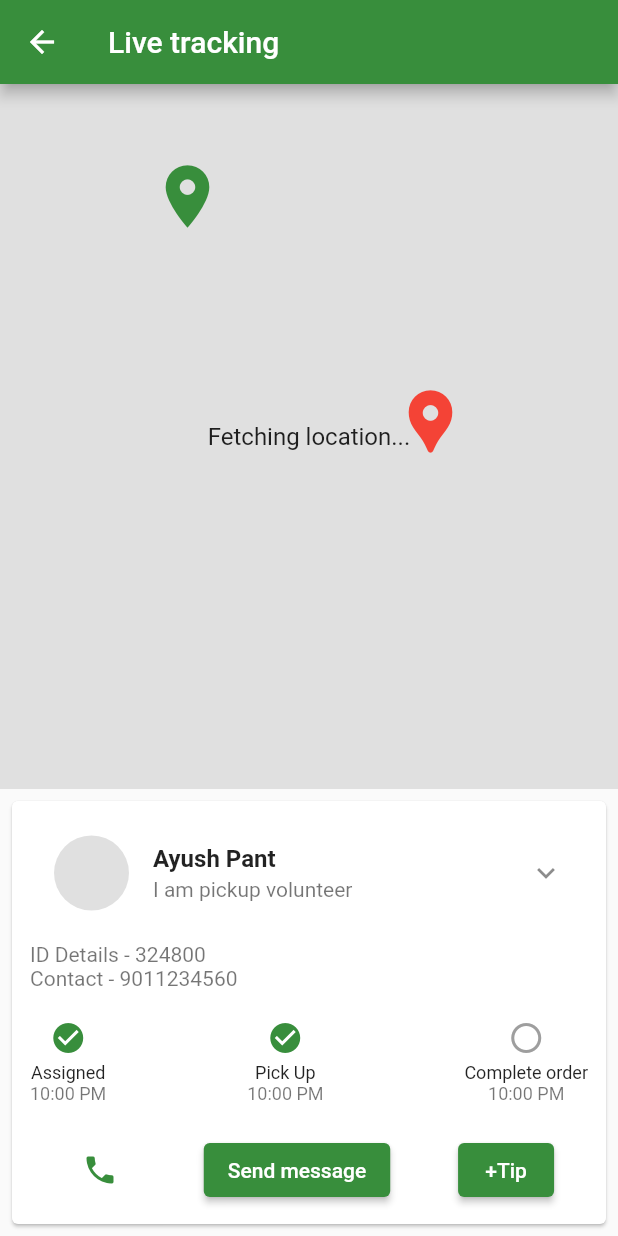
After one commit to KhairyHelmy/KnownBite, a Flutter app: the RiderTrackingScreen screen opened directly, on a phone screen of 412 x 824 dp. The commit adds this screen. Run offline on Flutter 3.47's test engine with Material 3 defaults, Android fonts, the phone set to English and light mode, and no system bars; our stand-ins replace image_picker, location.

Commit message:
A-adding receiver request dialog box, rider tracking, and dependencies

```diff
--- /dev/null
+++ b/lib/screens/donor/rider.dart
@@ -0,0 +1,182 @@
+import 'package:flutter/material.dart';
+import 'package:location/location.dart';
+
+class RiderTrackingScreen extends StatefulWidget {
+  const RiderTrackingScreen({super.key});
+
+  @override
+  _RiderTrackingScreenState createState() => _RiderTrackingScreenState();
+}
+
+class _RiderTrackingScreenState extends State<RiderTrackingScreen> {
+  LocationData? _currentLocation;
+  late Location location;
+
+  @override
+  void initState() {
+    super.initState();
+    location = Location();
+    _getLocation();
+  }
+
+  Future<void> _getLocation() async {
+    bool serviceEnabled;
+    PermissionStatus permissionGranted;
+
+    // Check if GPS is enabled
+    serviceEnabled = await location.serviceEnabled();
+    if (!serviceEnabled) {
+      serviceEnabled = await location.requestService();
+      if (!serviceEnabled) return;
+    }
+
+    // Check for location permission
+    permissionGranted = await location.hasPermission();
+    if (permissionGranted == PermissionStatus.denied) {
+      permissionGranted = await location.requestPermission();
+      if (permissionGranted != PermissionStatus.granted) return;
+    }
+
+    // Get the current location
+    _currentLocation = await location.getLocation();
+
+    // Update location on change
+    location.onLocationChanged.listen((LocationData currentLocation) {
+      setState(() {
+        _currentLocation = currentLocation;
+      });
+    });
+  }
+
+  @override
+  Widget build(BuildContext context) {
+    return Scaffold(
+      appBar: AppBar(
+        backgroundColor: Colors.green[700],
+        title: Text('Live tracking'),
+        leading: IconButton(
+          icon: Icon(Icons.arrow_back),
+          onPressed: () {
+            Navigator.pop(context);
+          },
+        ),
+      ),
+      body: Column(
+        children: [
+          Expanded(
+            child: Stack(
+              children: [
+                // Placeholder for the map
+                Container(
+                  color: Colors.grey[300],
+                  child: Center(
+                    child: Text(
+                      _currentLocation != null
+                          ? 'Location: Lat ${_currentLocation!.latitude}, Lng ${_currentLocation!.longitude}'
+                          : 'Fetching location...',
+                      style: TextStyle(fontSize: 16),
+                    ),
+                  ),
+                ),
+                // Simulated route and destination pins (replace with actual map)
+                Positioned(
+                  top: 50,
+                  left: 100,
+                  child: Icon(Icons.location_on, color: Colors.green[700], size: 50),
+                ),
+                Positioned(
+                  top: 200,
+                  right: 100,
+                  child: Icon(Icons.location_pin, color: Colors.red, size: 50),
+                ),
+              ],
+            ),
+          ),
+          Card(
+            margin: EdgeInsets.all(8),
+            child: Padding(
+              padding: const EdgeInsets.all(12.0),
+              child: Column(
+                crossAxisAlignment: CrossAxisAlignment.start,
+                children: [
+                  ListTile(
+                    leading: CircleAvatar(
+                      backgroundColor: Colors.grey[300],
+                      radius: 25,
+                    ),
+                    title: Text('Ayush Pant', style: TextStyle(fontWeight: FontWeight.bold)),
+                    subtitle: Text('I am pickup volunteer'),
+                    trailing: Icon(Icons.keyboard_arrow_down),
+                  ),
+                  SizedBox(height: 10),
+                  Text("ID Details - 324800", style: TextStyle(color: Colors.black54)),
+                  Text("Contact - 9011234560", style: TextStyle(color: Colors.black54)),
+                  SizedBox(height: 20),
+                  Row(
+                    mainAxisAlignment: MainAxisAlignment.spaceBetween,
+                    children: [
+                      Column(
+                        children: [
+                          Icon(Icons.check_circle, color: Colors.green[700]),
+                          SizedBox(height: 4),
+                          Text("Assigned", style: TextStyle(fontSize: 12)),
+                          Text("10:00 PM", style: TextStyle(fontSize: 12, color: Colors.black54)),
+                        ],
+                      ),
+                      Column(
+                        children: [
+                          Icon(Icons.check_circle, color: Colors.green[700]),
+                          SizedBox(height: 4),
+                          Text("Pick Up", style: TextStyle(fontSize: 12)),
+                          Text("10:00 PM", style: TextStyle(fontSize: 12, color: Colors.black54)),
+                        ],
+                      ),
+                      Column(
+                        children: [
+                          Icon(Icons.radio_button_unchecked, color: Colors.grey),
+                          SizedBox(height: 4),
+                          Text("Complete order", style: TextStyle(fontSize: 12)),
+                          Text("10:00 PM", style: TextStyle(fontSize: 12, color: Colors.black54)),
+                        ],
+                      ),
+                    ],
+                  ),
+                  SizedBox(height: 20),
+                  Row(
+                    mainAxisAlignment: MainAxisAlignment.spaceAround,
+                    children: [
+                      IconButton(
+                        icon: Icon(Icons.phone, color: Colors.green[700]),
+                        onPressed: () {
+                          // Add call functionality
+                        },
+                      ),
+                      ElevatedButton(
+                        onPressed: () {
+                          // Add message functionality
+                        },
+                        style: ElevatedButton.styleFrom(
+                          backgroundColor: Colors.green[700],
+                        ),
+                        child: Text("Send message"),
+                      ),
+                      ElevatedButton(
+                        onPressed: () {
+                          // Add tip functionality
+                        },
+                        style: ElevatedButton.styleFrom(
+                          backgroundColor: Colors.green[700],
+                        ),
+                        child: Text("+Tip"),
+                      ),
+                    ],
+                  )
+                ],
+              ),
+            ),
+          ),
+        ],
+      ),
+    );
+  }
+}
--- a/pubspec.yaml
+++ b/pubspec.yaml
@@ -36,6 +36,7 @@ dependencies:
   # Use with the CupertinoIcons class for iOS style icons.
   cupertino_icons: ^1.0.8
   intl: ^0.19.0
+  location: ^7.0.1
 
 dev_dependencies:
   flutter_test:
```
Also changed, not shown: lib/screens/donor/donor_main.dart (+81 -6 lines), pubspec.lock, 1 other file.
